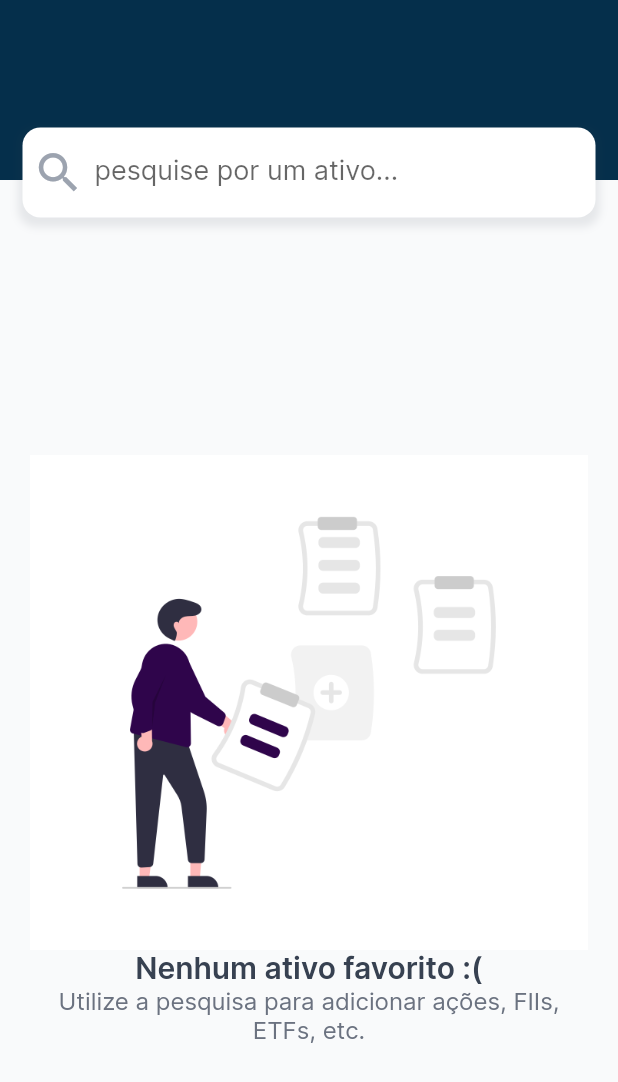
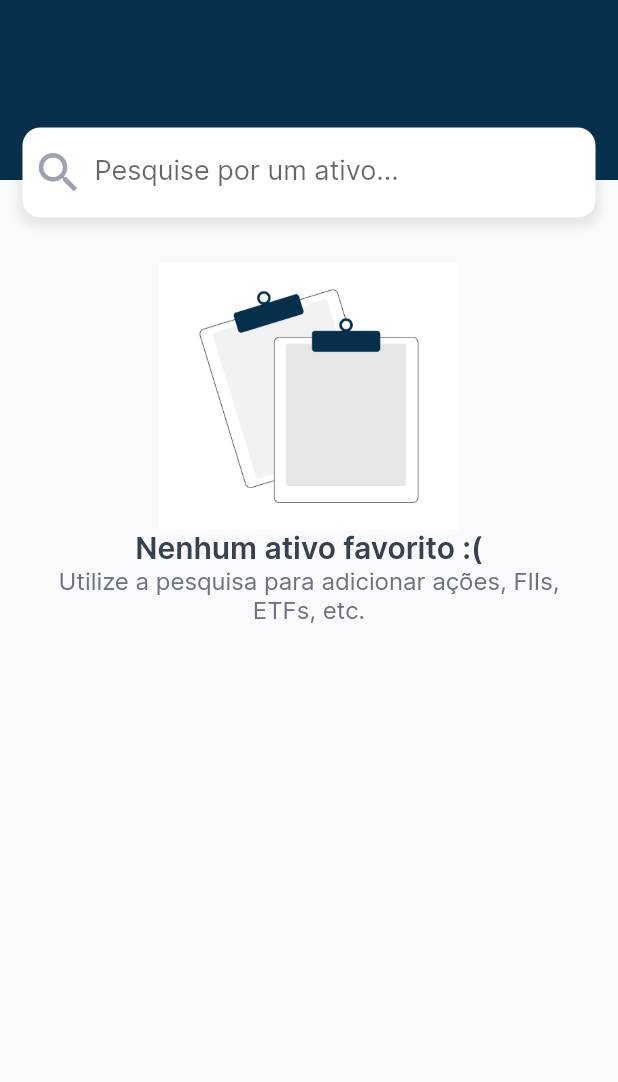
Before and after one commit to LucasManerich/senior-flutter-developer-techinal-test, a Flutter app: the screen it shows after launch, on a phone screen of 412 x 824 dp. Shown: the top 1082 px of the screen. Run offline on Flutter 3.47's test engine with Material 2 defaults, Android fonts, the phone set to English and light mode, and no system bars; our stand-ins replace dio, flutter_bloc; missing offline and left inert: bottom_sheet, http_query_string, interactive_chart.

Commit message:
feat: empty state improvements

```diff
--- a/lib/presentation/pages/home_page.dart
+++ b/lib/presentation/pages/home_page.dart
@@ -86,11 +86,12 @@ class _HomePageState extends State<HomePage> {
   }
 
   Widget get _emptyState {
-    return Column(
+    return SingleChildScrollView(
+      child: Column(
         crossAxisAlignment: CrossAxisAlignment.center,
         mainAxisAlignment: MainAxisAlignment.center,
         children: [
-        Image.asset('assets/images/empty-state.png'),
+          Image.asset('assets/images/empty-state.png', width: 200),
           const Text(
             'Nenhum ativo favorito :(',
             textAlign: TextAlign.center,
@@ -109,6 +110,7 @@ class _HomePageState extends State<HomePage> {
             )
           )
         ],
+      ),
     );
   }
 }
--- a/lib/presentation/utils/show_stock_view_modal.dart
+++ b/lib/presentation/utils/show_stock_view_modal.dart
@@ -15,7 +15,6 @@ class ShowStockViewModal {
       initHeight: 0.5,
       maxHeight: 0.95,
       context: context,
-      isModal: true,
       bottomSheetColor: Colors.white,
       builder: _buildBottomSheet,
       anchors: [0, 0.5, 0.95],
--- a/lib/presentation/widgets/search_bar.dart
+++ b/lib/presentation/widgets/search_bar.dart
@@ -43,7 +43,7 @@ class SearchBar extends StatelessWidget {
             color: ColorPallete.gray400
           ),
           decoration: const InputDecoration(
-            hintText: "pesquise por um ativo...",
+            hintText: "Pesquise por um ativo...",
             prefixIcon: Icon(Icons.search, color: ColorPallete.gray400, size: 35),
             border: InputBorder.none
           ),
```
Also changed, not shown: .github/capture1.png (added), .github/capture2.png (added), .github/capture3.png (added), .github/capture4.png (added), .github/preview.gif (added), assets/images/empty-state.png. Lines whose indentation alone changed are shown as unchanged.
